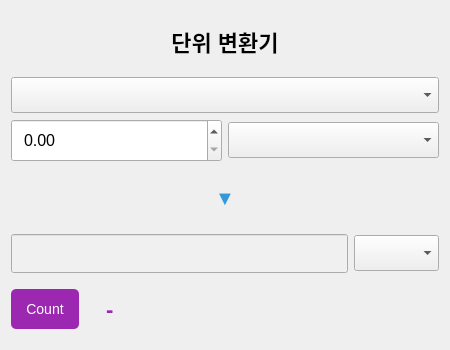
Qt form Apps/UnitConverter/unit_converter.ui (pacowon/appDrawer) before a commit.
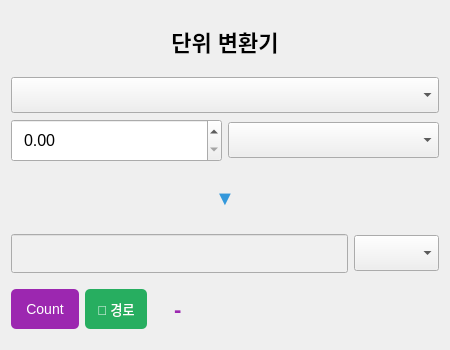
The same form after that commit.

```diff
--- a/Apps/UnitConverter/unit_converter.ui
+++ b/Apps/UnitConverter/unit_converter.ui
@@ -65,6 +65,19 @@
        <property name="text"><string>Count</string></property>
       </widget>
      </item>
+     <item>
+      <widget class="QPushButton" name="btn_show_path">
+       <property name="minimumSize">
+        <size><width>0</width><height>40</height></size>
+       </property>
+       <property name="styleSheet">
+        <string notr="true">font-size: 13px; background-color: #27ae60; color: white; border: none; border-radius: 5px; padding: 5px 12px;</string>
+       </property>
+       <property name="text">
+        <string>📂 경로</string>
+       </property>
+      </widget>
+     </item>
      <item>
       <widget class="QLabel" name="count_label">
        <property name="text"><string>-</string></property>
```
